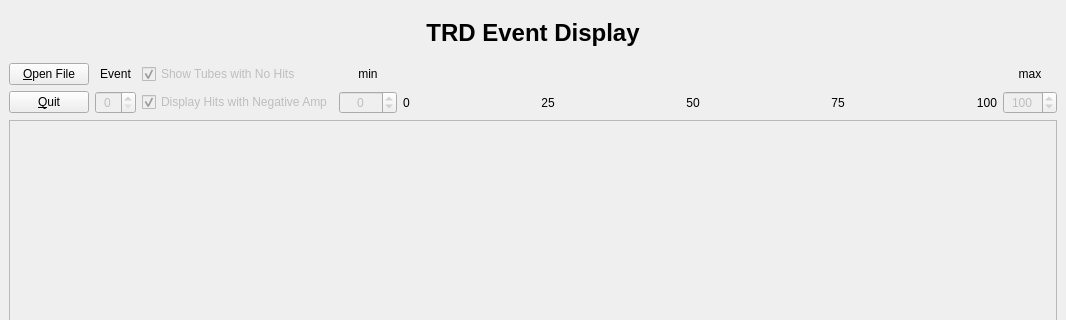
Old version of the form ui/EventDisplayForm.ui in the repository bastianbeischer/TRDEventDisplay; both pictures show x 0 to 1066 and y 0 to 320 of the 1066 by 664 pixel window.
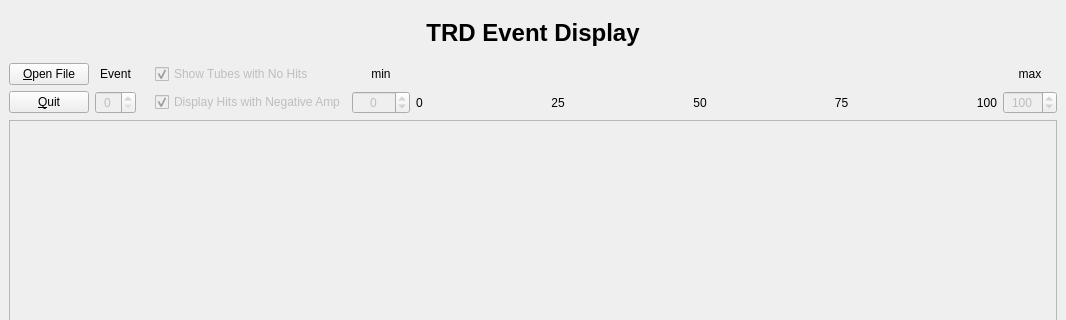
New version of the form.

Patch:
```diff
--- a/ui/EventDisplayForm.ui
+++ b/ui/EventDisplayForm.ui
@@ -68,7 +68,7 @@
         </property>
        </widget>
       </item>
-      <item row="2" column="2">
+      <item row="2" column="3">
        <widget class="QCheckBox" name="negAmpCheckBox">
         <property name="enabled">
          <bool>false</bool>
@@ -81,7 +81,7 @@
         </property>
        </widget>
       </item>
-      <item row="0" column="2">
+      <item row="0" column="3">
        <widget class="QCheckBox" name="tubesWithNoHitsCheckBox">
         <property name="enabled">
          <bool>false</bool>
@@ -94,7 +94,7 @@
         </property>
        </widget>
       </item>
-      <item row="0" column="4">
+      <item row="0" column="5">
        <widget class="QWidget" name="colorPaletteWidget" native="true">
         <property name="sizePolicy">
          <sizepolicy hsizetype="Expanding" vsizetype="Preferred">
@@ -104,7 +104,7 @@
         </property>
        </widget>
       </item>
-      <item row="2" column="4">
+      <item row="2" column="5">
        <layout class="QHBoxLayout" name="horizontalLayout">
         <item>
          <widget class="QLabel" name="scaleLabelMin">
@@ -246,7 +246,7 @@
         </property>
        </widget>
       </item>
-      <item row="0" column="3">
+      <item row="0" column="4">
        <widget class="QLabel" name="minAmpLabel">
         <property name="text">
          <string>min</string>
@@ -256,7 +256,7 @@
         </property>
        </widget>
       </item>
-      <item row="2" column="3">
+      <item row="2" column="4">
        <widget class="QSpinBox" name="minAmpSpinBox">
         <property name="enabled">
          <bool>false</bool>
@@ -281,6 +281,13 @@
         </property>
        </widget>
       </item>
+      <item row="2" column="2">
+       <widget class="QLabel" name="totalEventsLabel">
+        <property name="text">
+         <string/>
+        </property>
+       </widget>
+      </item>
      </layout>
     </item>
     <item row="4" column="0">
```
Left out of the diff: 4 changed lines with no effect on the pictures.
